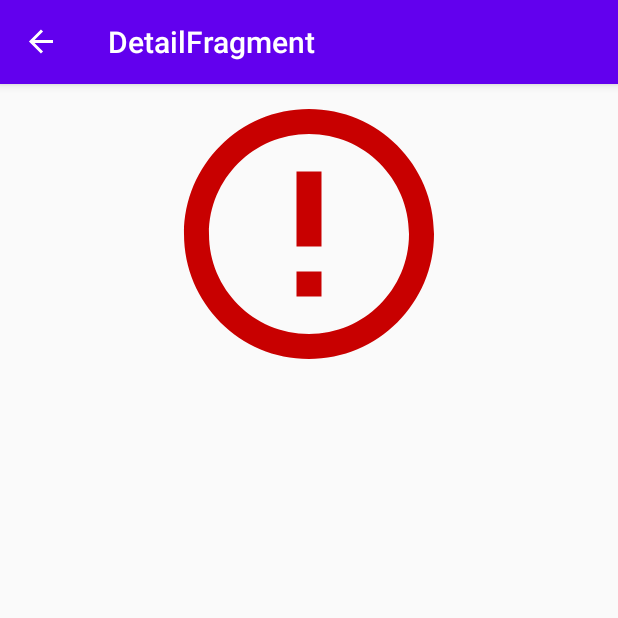
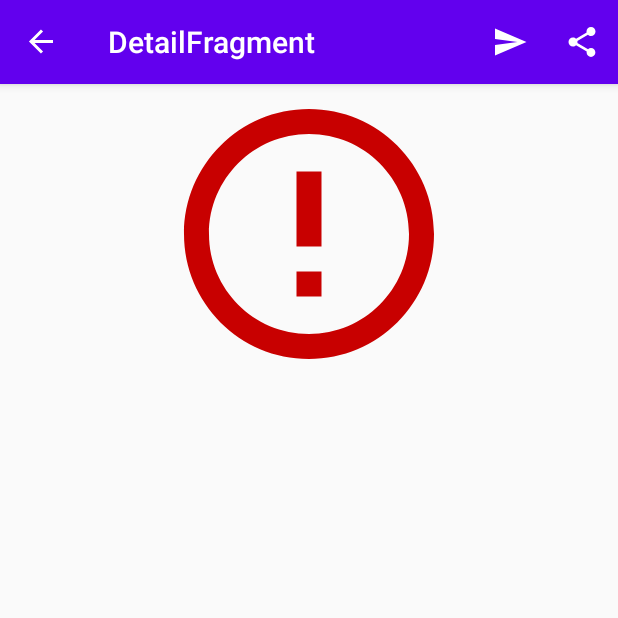
Before and after one commit to 1jGabriel/jetpack-masterclass-course, an Android app: the DetailFragment screen opened through its navigation route, on a phone screen of 412 x 824 dp, the top half of it. Run offline under Robolectric (Android 15) with nearby library versions, the phone set to English and light mode, and no system bars; our stand-ins replace Room's generated code, RxJava, data binding, navigation-ui; libraries missing offline, so code that uses them is left out: androidx.palette.graphics; network calls fail; pictures from the network do not load; 2 statements that could not run were skipped.

Commit message:
Permissions and Sharing Section - Part 58 - 65 - Build the menu, Getting permission to send sms, sms dialog layout, sneding sms,  sharing some content

```diff
--- a/app/src/main/java/com/aupp/view/DetailFragment.kt
+++ b/app/src/main/java/com/aupp/view/DetailFragment.kt
@@ -44,6 +44,7 @@ class DetailFragment : Fragment() {
         inflater: LayoutInflater, container: ViewGroup?,
         savedInstanceState: Bundle?
     ): View? {
+        setHasOptionsMenu(true)
         dataBinding = DataBindingUtil.inflate(inflater, R.layout.fragment_detail, container, false)
         return dataBinding.root
     }
--- a/app/src/main/res/drawable/ic_send.xml
+++ b/app/src/main/res/drawable/ic_send.xml
@@ -1,7 +1,7 @@
 <vector xmlns:android="http://schemas.android.com/apk/res/android"
     android:width="24dp"
     android:height="24dp"
-    android:tint="#4335C8"
+    android:tint="#FFFFFF"
     android:viewportWidth="24.0"
     android:viewportHeight="24.0">
     <path
--- a/app/src/main/res/drawable/ic_share_black_24dp.xml
+++ b/app/src/main/res/drawable/ic_share_black_24dp.xml
@@ -1,7 +1,7 @@
 <vector xmlns:android="http://schemas.android.com/apk/res/android"
     android:width="24dp"
     android:height="24dp"
-    android:tint="#4335C8"
+    android:tint="#FFFFFF"
     android:viewportWidth="24.0"
     android:viewportHeight="24.0">
     <path
```
